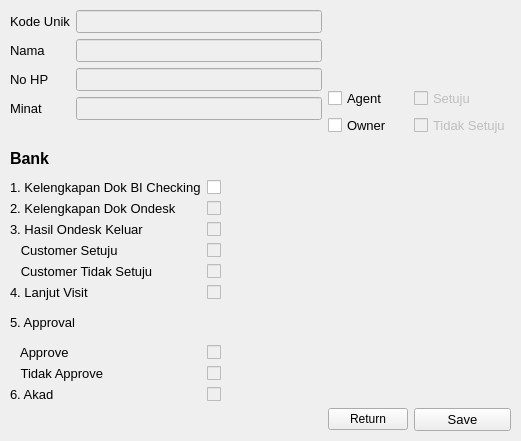
The window that mainFiles/assets/ui/followUp_PL.ui (NathanielClarence/telemarketingdb) describes before a commit, drawn with Qt 5.
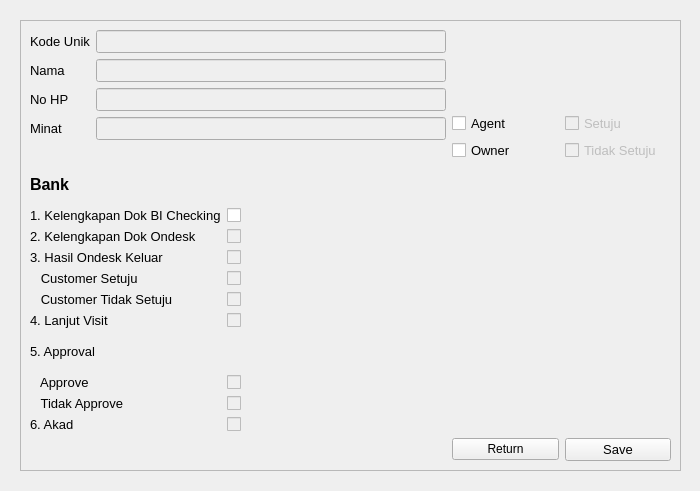
The same window after the commit.

```diff
--- a/mainFiles/assets/ui/followUp_PL.ui
+++ b/mainFiles/assets/ui/followUp_PL.ui
@@ -6,22 +6,36 @@
    <rect>
     <x>0</x>
     <y>0</y>
-    <width>521</width>
-    <height>441</height>
+    <width>700</width>
+    <height>491</height>
    </rect>
   </property>
   <property name="windowTitle">
    <string>Form</string>
   </property>
-  <widget class="QWidget" name="gridLayoutWidget">
+  <widget class="QScrollArea" name="scrollArea">
    <property name="geometry">
     <rect>
-     <x>10</x>
-     <y>10</y>
-     <width>501</width>
-     <height>421</height>
+     <x>20</x>
+     <y>20</y>
+     <width>661</width>
+     <height>451</height>
     </rect>
    </property>
+   <property name="widgetResizable">
+    <bool>true</bool>
+   </property>
+   <widget class="QWidget" name="scrollAreaWidgetContents">
+    <property name="geometry">
+     <rect>
+      <x>0</x>
+      <y>0</y>
+      <width>659</width>
+      <height>449</height>
+     </rect>
+    </property>
+    <layout class="QGridLayout" name="gridLayout_2">
+     <item row="0" column="0">
    <layout class="QGridLayout" name="gridLayout">
     <item row="11" column="0">
      <widget class="QLabel" name="label_12">
@@ -458,6 +472,9 @@
      </widget>
     </item>
    </layout>
+     </item>
+    </layout>
+   </widget>
   </widget>
  </widget>
  <resources/>
```
Lines whose indentation alone changed are shown as unchanged.
